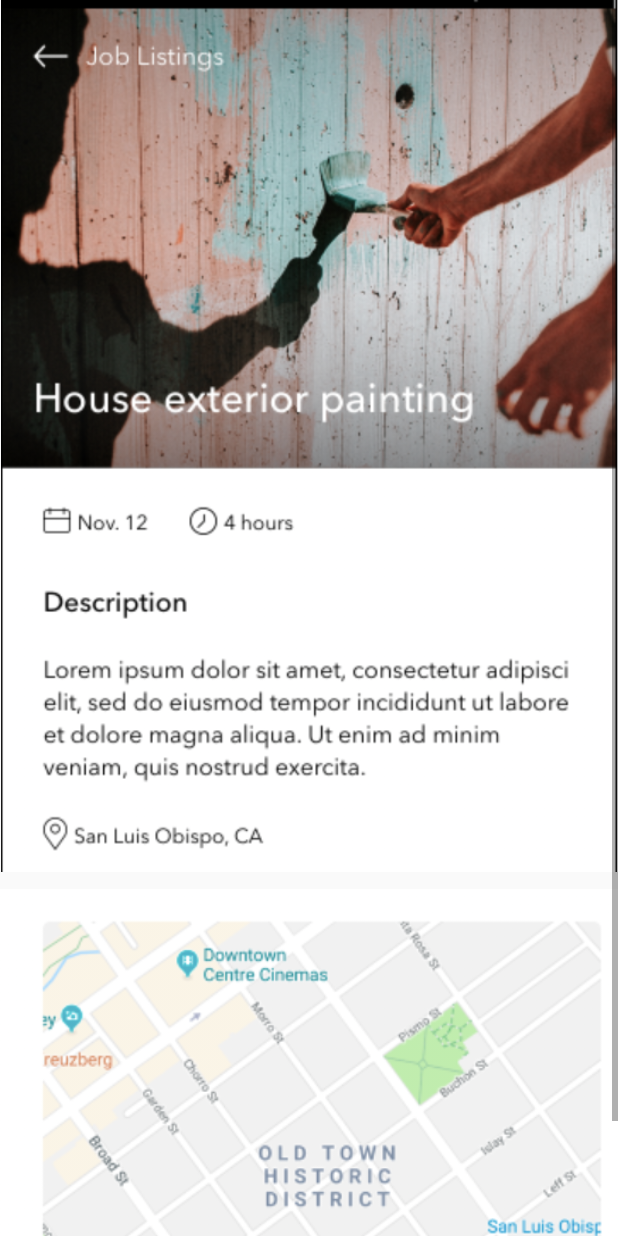
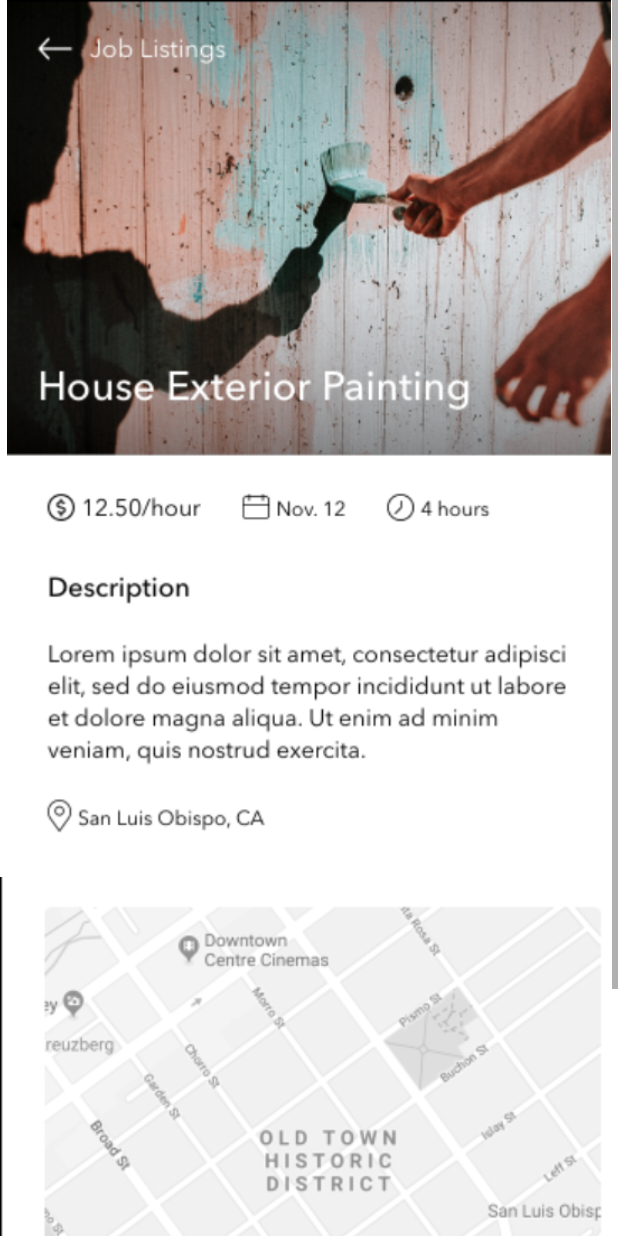
Before and after one commit to cwllau/hobjobs, an Android app: the SingleJobListing screen opened directly, with no data from a screen before it, on a phone screen of 412 x 824 dp. Run offline under Robolectric (Android 15) with nearby library versions, the phone set to English and light mode, and no system bars.

Commit message:
price to listing

```diff
--- a/app/src/main/res/layout/activity_single_job_listing.xml
+++ b/app/src/main/res/layout/activity_single_job_listing.xml
@@ -6,6 +6,32 @@
     android:layout_height="match_parent"
     tools:context=".SingleJobListing">
 
+
+    <ImageView
+        android:id="@+id/background"
+        android:layout_width="0dp"
+        android:layout_height="0dp"
+        app:layout_constraintBottom_toBottomOf="parent"
+        app:layout_constraintEnd_toEndOf="parent"
+        app:layout_constraintStart_toStartOf="parent"
+        app:layout_constraintTop_toTopOf="parent"
+        app:srcCompat="@color/common_google_signin_btn_text_dark_default" />
+
+    <Button
+        android:id="@+id/backButton"
+        android:layout_width="0dp"
+        android:layout_height="wrap_content"
+        android:layout_marginTop="16dp"
+        android:background="@android:color/transparent"
+        app:layout_constraintEnd_toStartOf="@+id/scrollView2"
+        app:layout_constraintHorizontal_bias="0.0"
+        app:layout_constraintStart_toStartOf="parent"
+        app:layout_constraintTop_toTopOf="parent" />
+
+    <LinearLayout
+        android:layout_width="match_parent"
+        android:layout_height="match_parent"
+        android:orientation="vertical">
 
         <ScrollView
             android:id="@+id/scrollView2"
@@ -28,16 +54,16 @@
                     android:layout_width="428dp"
                     android:layout_height="327dp"
                     app:srcCompat="@drawable/singlejobmap" />
+
+                <ImageView
+                    android:id="@+id/applied"
+                    android:layout_width="427dp"
+                    android:layout_height="121dp"
+                    app:srcCompat="@drawable/applied" />
+
             </LinearLayout>
         </ScrollView>
 
-    <Button
-        android:id="@+id/backButton"
-        android:layout_width="wrap_content"
-        android:layout_height="wrap_content"
-        android:background="@android:color/transparent"
-        app:layout_constraintEnd_toStartOf="@+id/scrollView2"
-        app:layout_constraintStart_toStartOf="parent"
-        app:layout_constraintTop_toTopOf="parent" />
+    </LinearLayout>
 
 </android.support.constraint.ConstraintLayout>
```
Also changed, not shown: app/src/main/res/drawable/applied.png (added), app/src/main/res/drawable/singlejoblisting.png, app/src/main/res/drawable/singlejobmap.png. Lines whose indentation alone changed are shown as unchanged.
